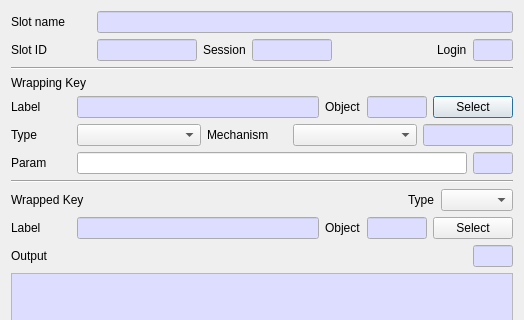
The window that CryptokiMan/wrap_key_dlg.ui (jykim74/CryptokiMan) describes before a commit, drawn with Qt 5; both pictures show x 0 to 524 and y 0 to 320 of the 524 by 553 pixel window.
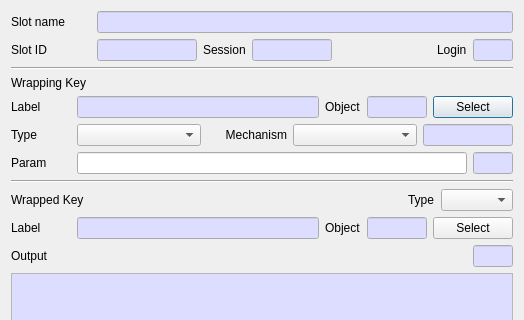
The same window after the commit.

Commit message: UI 개선

The edit to the form file:
```diff
--- a/CryptokiMan/wrap_key_dlg.ui
+++ b/CryptokiMan/wrap_key_dlg.ui
@@ -419,6 +419,9 @@
        <property name="text">
         <string>Mechanism</string>
        </property>
+       <property name="alignment">
+        <set>Qt::AlignRight|Qt::AlignTrailing|Qt::AlignVCenter</set>
+       </property>
       </widget>
      </item>
      <item row="0" column="1">
```
The commit also changes 4 other files.
